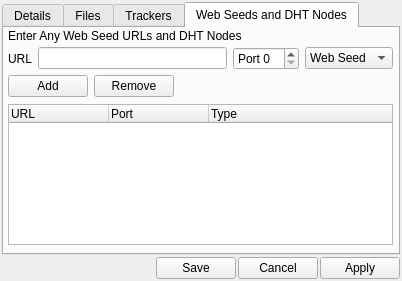
Before: the Qt Designer form dialogcreatetorrent.ui in quazaa-development-team/Panthera-Project, drawn with Qt 5.
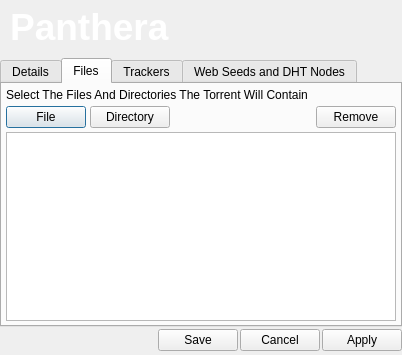
After: the same form once the commit is applied. The open tabs and pages were chosen to show the change. Icons and pictures are not drawn.

Commit message: Torrent Dialogs created, not showing yet.

```diff
--- a/dialogcreatetorrent.ui
+++ b/dialogcreatetorrent.ui
@@ -7,21 +7,83 @@
     <x>0</x>
     <y>0</y>
     <width>402</width>
-    <height>281</height>
+    <height>355</height>
    </rect>
   </property>
   <property name="windowTitle">
    <string>Dialog</string>
   </property>
   <layout class="QGridLayout" name="gridLayout_5">
-   <property name="margin">
-    <number>2</number>
+   <property name="leftMargin">
+    <number>0</number>
+   </property>
+   <property name="topMargin">
+    <number>0</number>
+   </property>
+   <property name="rightMargin">
+    <number>0</number>
+   </property>
+   <property name="bottomMargin">
+    <number>4</number>
    </property>
    <property name="spacing">
     <number>2</number>
    </property>
    <item row="0" column="0">
-    <widget class="QTabWidget" name="tabWidget">
+    <widget class="QFrame" name="frameCommonHeader">
+     <property name="minimumSize">
+      <size>
+       <width>0</width>
+       <height>56</height>
+      </size>
+     </property>
+     <property name="maximumSize">
+      <size>
+       <width>16777215</width>
+       <height>16777215</height>
+      </size>
+     </property>
+     <property name="styleSheet">
+      <string notr="true">background-image: url(:/Graphics/Resource/FormHeaderBackground.png);</string>
+     </property>
+     <property name="frameShape">
+      <enum>QFrame::NoFrame</enum>
+     </property>
+     <property name="frameShadow">
+      <enum>QFrame::Raised</enum>
+     </property>
+     <layout class="QGridLayout" name="gridLayout_23">
+      <property name="margin">
+       <number>1</number>
+      </property>
+      <property name="spacing">
+       <number>0</number>
+      </property>
+      <item row="0" column="0">
+       <widget class="QLabel" name="labelCommonHeader">
+        <property name="styleSheet">
+         <string notr="true">background-color: transparent;</string>
+        </property>
+        <property name="text">
+         <string>&lt;!DOCTYPE HTML PUBLIC &quot;-//W3C//DTD HTML 4.0//EN&quot; &quot;http://www.w3.org/TR/REC-html40/strict.dtd&quot;&gt;
+&lt;html&gt;&lt;head&gt;&lt;meta name=&quot;qrichtext&quot; content=&quot;1&quot; /&gt;&lt;style type=&quot;text/css&quot;&gt;
+p, li { white-space: pre-wrap; }
+&lt;/style&gt;&lt;/head&gt;&lt;body style=&quot; font-family:'MS Shell Dlg 2'; font-size:8.25pt; font-weight:400; font-style:normal;&quot;&gt;
+&lt;p style=&quot; margin-top:0px; margin-bottom:0px; margin-left:0px; margin-right:0px; -qt-block-indent:0; text-indent:0px;&quot;&gt;&lt;span style=&quot; font-size:8pt;&quot;&gt;  &lt;/span&gt;&lt;img src=&quot;:/Graphics/Resource/Panthera48.png&quot; /&gt;&lt;span style=&quot; font-size:8pt;&quot;&gt; &lt;/span&gt;&lt;span style=&quot; font-size:28pt; font-weight:600; color:#ffffff;&quot;&gt;Panthera&lt;/span&gt;&lt;/p&gt;&lt;/body&gt;&lt;/html&gt;</string>
+        </property>
+        <property name="alignment">
+         <set>Qt::AlignLeading|Qt::AlignLeft|Qt::AlignVCenter</set>
+        </property>
+        <property name="margin">
+         <number>3</number>
+        </property>
+       </widget>
+      </item>
+     </layout>
+    </widget>
+   </item>
+   <item row="1" column="0">
+    <widget class="QTabWidget" name="tabsCreateTorrent">
      <property name="currentIndex">
       <number>3</number>
      </property>
@@ -151,6 +213,13 @@
            </property>
           </spacer>
          </item>
+         <item row="0" column="3">
+          <widget class="QPushButton" name="pushButtonRemoveFileDirectory">
+           <property name="text">
+            <string>Remove</string>
+           </property>
+          </widget>
+         </item>
         </layout>
        </item>
        <item row="2" column="0">
@@ -420,7 +489,7 @@
      </widget>
     </widget>
    </item>
-   <item row="1" column="0">
+   <item row="2" column="0">
     <layout class="QGridLayout" name="gridLayout">
      <item row="0" column="1">
       <widget class="QPushButton" name="pushButton">
```
Left out of the diff: 76 changed lines with no effect on the pictures. The commit also changes 12 other files.
